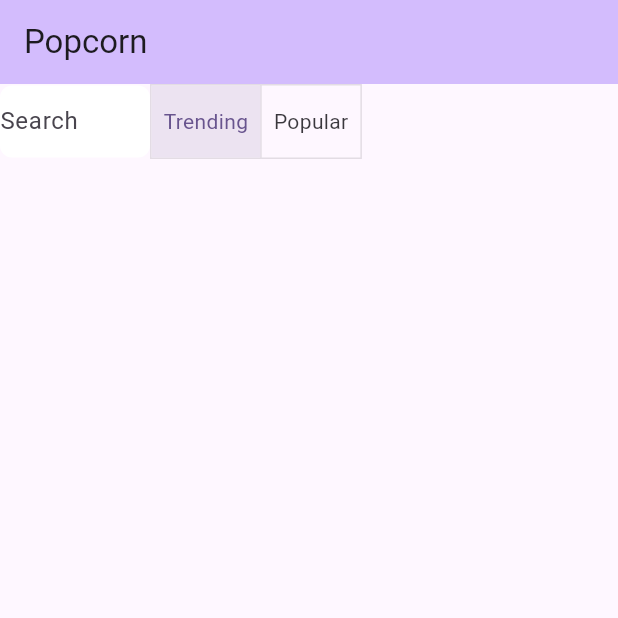
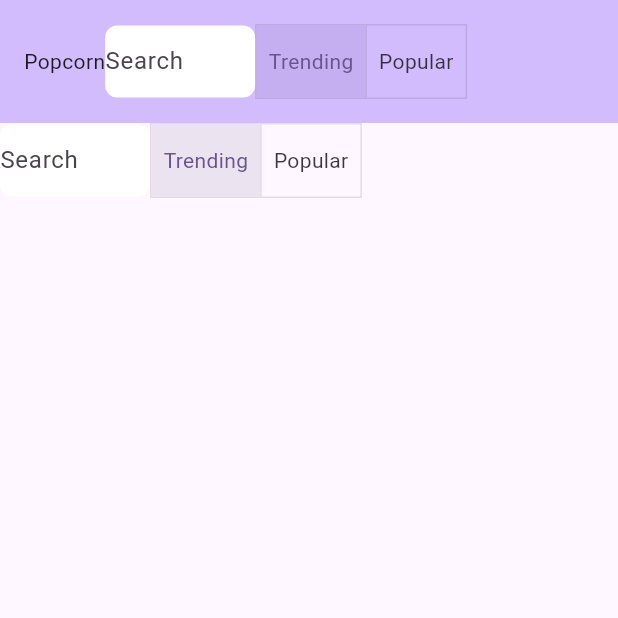
Before and after one commit to filipecancio/popcorn-flutter, a Flutter app: the screen it shows after launch, on a phone screen of 412 x 824 dp, the top half of it. Run offline on Flutter 3.47's test engine with Material 3 defaults, Android fonts, the phone set to English and light mode, and no system bars; our stand-ins replace flutter_dotenv, flutter_mobx, mobx; generated files the repository leaves out were written again; network calls fail; project files that could hold a hidden picture were left out.

Commit message:
creates header

```diff
--- /dev/null
+++ b/lib/components/molecules/web_header.dart
@@ -0,0 +1,39 @@
+import 'package:flutter/material.dart';
+import 'package:popcorn/components/molecules/search_input.dart';
+import 'package:popcorn/components/molecules/toggle_button.dart';
+
+import '../../model/movie_list_type.dart';
+
+class WebHeader extends StatelessWidget implements PreferredSizeWidget {
+  @override
+  Size get preferredSize => const Size.fromHeight(100);
+
+  final MovieListType type;
+  final Function(MovieListType) onCLick;
+  final Function(String) onChanged;
+
+  const WebHeader(
+      {Key? key,
+      required this.type,
+      required this.onCLick,
+      required this.onChanged})
+      : super(key: key);
+
+  @override
+  Widget build(BuildContext context) {
+    return Container(
+      width: double.infinity,
+      color: Theme.of(context).colorScheme.inversePrimary,
+      child: Padding(
+        padding: const EdgeInsets.all(16.0),
+        child: Row(
+          children: [
+            const Text("Popcorn"),
+            SearchInput(onChanged: onChanged),
+            ToggleButton(type: type, onCLick: onCLick)
+          ],
+        ),
+      ),
+    );
+  }
+}
--- a/lib/presentation/home/home_screen.dart
+++ b/lib/presentation/home/home_screen.dart
@@ -3,6 +3,7 @@ import 'dart:developer';
 import 'package:flutter/material.dart';
 import 'package:flutter_mobx/flutter_mobx.dart';
 import 'package:popcorn/components/molecules/toggle_button.dart';
+import 'package:popcorn/components/molecules/web_header.dart';
 import 'package:popcorn/model/movie_list_type.dart';
 import 'package:popcorn/presentation/home/home_store.dart';
 
@@ -33,10 +34,14 @@ class _HomeScreenState extends State<HomeScreen> {
   @override
   Widget build(BuildContext context) {
     return Scaffold(
-      appBar: AppBar(
-        backgroundColor: Theme.of(context).colorScheme.inversePrimary,
-        title: const Text("Popcorn"),
+      appBar: WebHeader(
+        type: store.pageType,
+        onCLick: store.updateMovieType,
+        onChanged: (value) {
+          store.getFindMovie(value);
+        }
       ),
+      //appBar: AppBar(backgroundColor: Theme.of(context).colorScheme.inversePrimary, title: const Text("Popcorn"),),
       body: Center(
         child: Observer(builder: (_) {
           return Column(
@@ -45,7 +50,6 @@ class _HomeScreenState extends State<HomeScreen> {
                 children: [
                   SearchInput(
                     onChanged: (value) {
-                      log("value do input: $value");
                       store.getFindMovie(value);
                     }
                   ),
```
